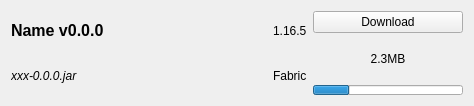
The window that src/ui/curseforgefileitemwidget.ui (kaniol-lck/modmanager) describes before a commit, drawn with Qt 5.
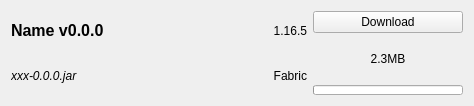
The same window after the commit.

Patch:
```diff
--- a/src/ui/curseforgefileitemwidget.ui
+++ b/src/ui/curseforgefileitemwidget.ui
@@ -98,7 +98,7 @@
         </size>
        </property>
        <property name="value">
-        <number>24</number>
+        <number>0</number>
        </property>
        <property name="textVisible">
         <bool>false</bool>
@@ -133,7 +133,7 @@
      <item>
       <widget class="QLabel" name="gameVersionText">
        <property name="sizePolicy">
-        <sizepolicy hsizetype="Fixed" vsizetype="Preferred">
+        <sizepolicy hsizetype="Preferred" vsizetype="Preferred">
          <horstretch>0</horstretch>
          <verstretch>0</verstretch>
         </sizepolicy>
@@ -146,12 +146,15 @@
        <property name="text">
         <string>1.16.5</string>
        </property>
+       <property name="alignment">
+        <set>Qt::AlignRight|Qt::AlignTrailing|Qt::AlignVCenter</set>
+       </property>
       </widget>
      </item>
      <item>
       <widget class="QLabel" name="loaderTypeText">
        <property name="sizePolicy">
-        <sizepolicy hsizetype="Fixed" vsizetype="Preferred">
+        <sizepolicy hsizetype="Preferred" vsizetype="Preferred">
          <horstretch>0</horstretch>
          <verstretch>0</verstretch>
         </sizepolicy>
@@ -164,6 +167,9 @@
        <property name="text">
         <string>Fabric</string>
        </property>
+       <property name="alignment">
+        <set>Qt::AlignRight|Qt::AlignTrailing|Qt::AlignVCenter</set>
+       </property>
       </widget>
      </item>
     </layout>
```
